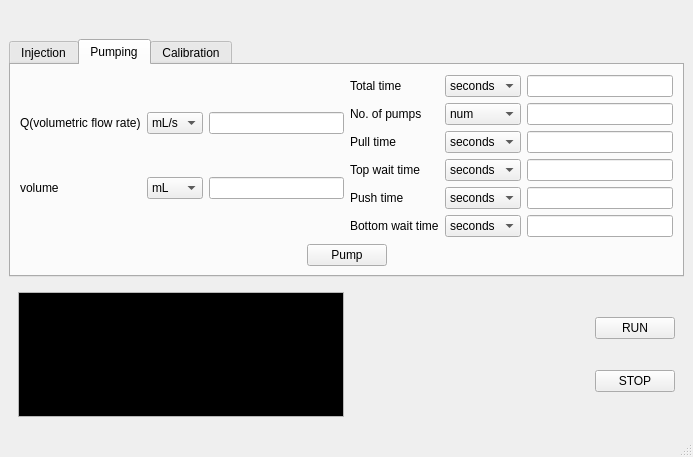
Old version of the form syringe_pump_controller_ui(qt4).ui in the repository SimLeek/silverpak-syringe-pump.
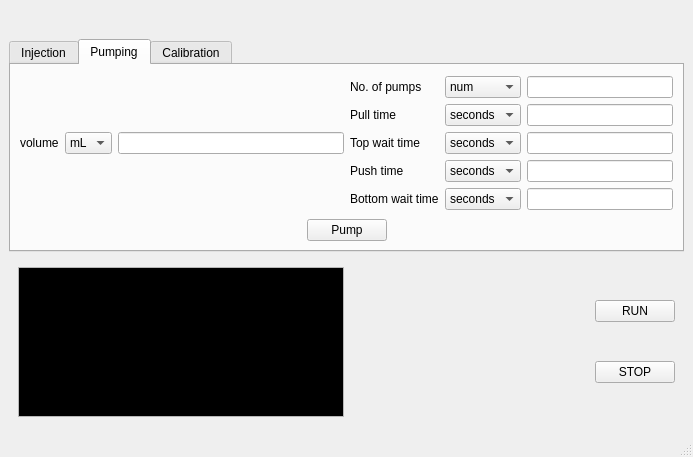
New version of the form.

Commit message: removed some gui. Everything should work currently.

Diff of the .ui file:
```diff
--- a/syringe_pump_controller_ui(qt4).ui
+++ b/syringe_pump_controller_ui(qt4).ui
@@ -253,7 +253,7 @@
          <layout class="QGridLayout" name="gridLayout_2">
           <item row="0" column="0">
            <layout class="QGridLayout" name="gridLayout_4">
-            <item row="1" column="1">
+            <item row="0" column="1">
              <widget class="QComboBox" name="pumping_vol_unit">
               <item>
                <property name="text">
@@ -262,29 +262,10 @@
               </item>
              </widget>
             </item>
-            <item row="1" column="2">
+            <item row="0" column="2">
              <widget class="QLineEdit" name="pumping_vol_num"/>
             </item>
-            <item row="0" column="1">
-             <widget class="QComboBox" name="pumping_Q_unit">
-              <item>
-               <property name="text">
-                <string>mL/s</string>
-               </property>
-              </item>
-             </widget>
-            </item>
             <item row="0" column="0">
-             <widget class="QLabel" name="label_3">
-              <property name="text">
-               <string>Q(volumetric flow rate)</string>
-              </property>
-             </widget>
-            </item>
-            <item row="0" column="2">
-             <widget class="QLineEdit" name="pumping_Q_num"/>
-            </item>
-            <item row="1" column="0">
              <widget class="QLabel" name="label_5">
               <property name="text">
                <string>volume</string>
@@ -296,20 +277,13 @@
           <item row="0" column="1">
            <layout class="QGridLayout" name="gridLayout_5">
             <item row="3" column="0">
-             <widget class="QLabel" name="label_7">
-              <property name="text">
-               <string>Top wait time</string>
-              </property>
-             </widget>
-            </item>
-            <item row="4" column="0">
              <widget class="QLabel" name="label_9">
               <property name="text">
                <string>Push time</string>
               </property>
              </widget>
             </item>
-            <item row="5" column="0">
+            <item row="4" column="0">
              <widget class="QLabel" name="label_8">
               <property name="text">
                <string>Bottom wait time</string>
@@ -317,16 +291,23 @@
              </widget>
             </item>
             <item row="2" column="0">
+             <widget class="QLabel" name="label_7">
+              <property name="text">
+               <string>Top wait time</string>
+              </property>
+             </widget>
+            </item>
+            <item row="1" column="0">
              <widget class="QLabel" name="label_4">
               <property name="text">
                <string>Pull time</string>
               </property>
              </widget>
             </item>
-            <item row="2" column="2">
+            <item row="1" column="2">
              <widget class="QLineEdit" name="pumping_pull_time_num"/>
             </item>
-            <item row="2" column="1">
+            <item row="1" column="1">
              <widget class="QComboBox" name="pumping_pull_time_unit">
               <item>
                <property name="text">
@@ -345,7 +326,7 @@
               </item>
              </widget>
             </item>
-            <item row="1" column="1">
+            <item row="0" column="1">
              <widget class="QComboBox" name="pumping_pumps_unit">
               <item>
                <property name="text">
@@ -364,7 +345,7 @@
               </item>
              </widget>
             </item>
-            <item row="3" column="1">
+            <item row="2" column="1">
              <widget class="QComboBox" name="pumping_top_wait_time_unit">
               <item>
                <property name="text">
@@ -383,7 +364,7 @@
               </item>
              </widget>
             </item>
-            <item row="4" column="1">
+            <item row="3" column="1">
              <widget class="QComboBox" name="pumping_push_time_unit">
               <item>
                <property name="text">
@@ -402,7 +383,7 @@
               </item>
              </widget>
             </item>
-            <item row="5" column="1">
+            <item row="4" column="1">
              <widget class="QComboBox" name="pumping_bottom_wait_time_unit">
               <item>
                <property name="text">
@@ -421,52 +402,23 @@
               </item>
              </widget>
             </item>
-            <item row="1" column="0">
+            <item row="0" column="0">
              <widget class="QLabel" name="label_10">
               <property name="text">
                <string>No. of pumps</string>
               </property>
              </widget>
             </item>
-            <item row="0" column="1">
-             <widget class="QComboBox" name="pumping_total_time_unit">
-              <item>
-               <property name="text">
-                <string>seconds</string>
-               </property>
-              </item>
-              <item>
-               <property name="text">
-                <string>minutes</string>
-               </property>
-              </item>
-              <item>
-               <property name="text">
-                <string>hours</string>
-               </property>
-              </item>
-             </widget>
-            </item>
-            <item row="0" column="0">
-             <widget class="QLabel" name="label_6">
-              <property name="text">
-               <string>Total time</string>
-              </property>
-             </widget>
+            <item row="2" column="2">
+             <widget class="QLineEdit" name="pumping_top_wait_time_num"/>
             </item>
             <item row="0" column="2">
-             <widget class="QLineEdit" name="pumping_total_time_num"/>
-            </item>
-            <item row="1" column="2">
              <widget class="QLineEdit" name="pumping_pumps_num"/>
             </item>
             <item row="3" column="2">
-             <widget class="QLineEdit" name="pumping_top_wait_time_num"/>
-            </item>
-            <item row="4" column="2">
              <widget class="QLineEdit" name="pumping_push_time_num"/>
             </item>
-            <item row="5" column="2">
+            <item row="4" column="2">
              <widget class="QLineEdit" name="pumping_bottom_wait_time_num"/>
             </item>
            </layout>
```
The commit also changes 7 other files.
